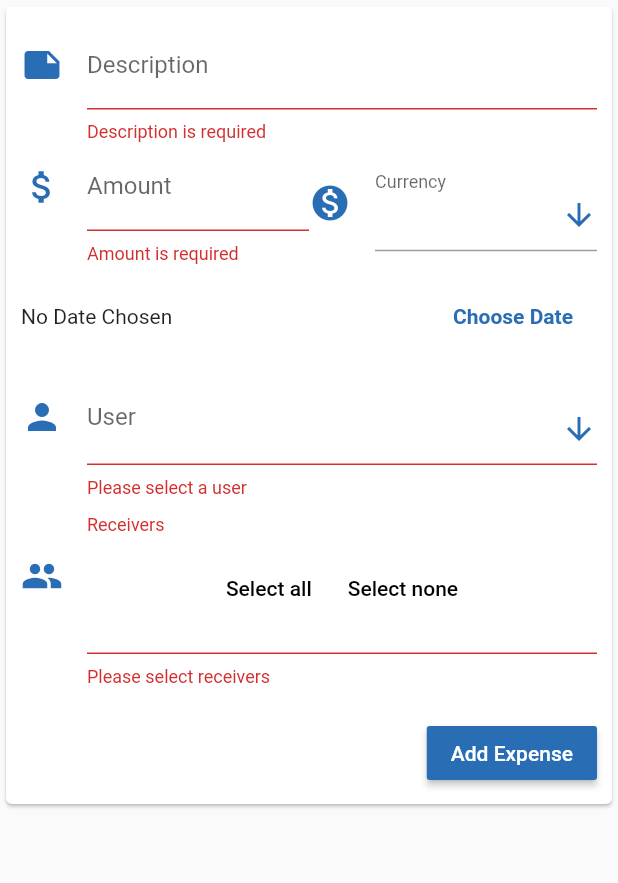
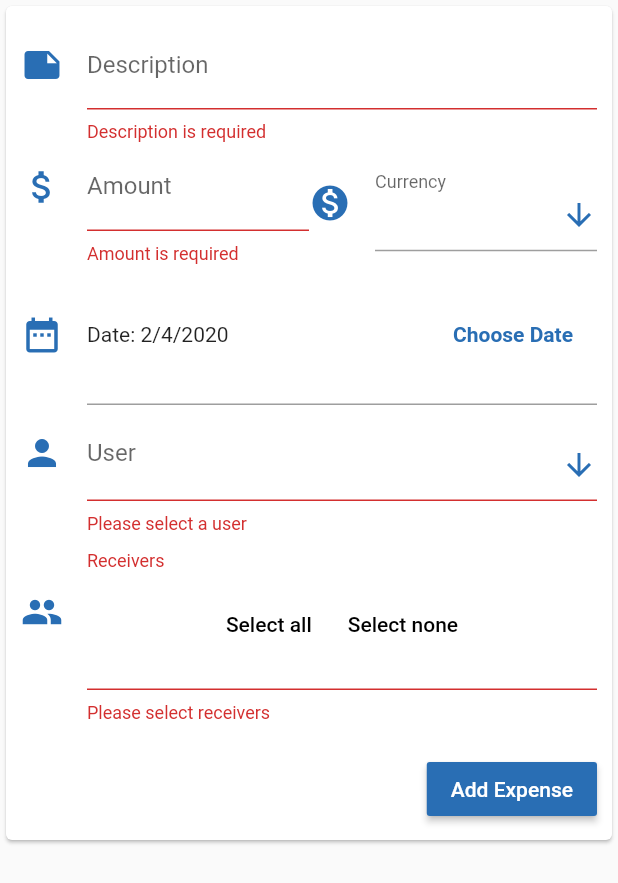
Before and after one commit to krzysiekz/CostyFlutter, a Flutter app: the NewExpenseForm widget shown alone on an empty page, opened directly with empty values, after a tap on "Add Expense", on a phone screen of 412 x 824 dp. Shown: the top 883 px of the screen. Run offline on Flutter 3.47's test engine with Material 2 defaults, Android fonts, the phone set to English and light mode, and no system bars; our stand-ins replace bloc, dartz, decimal, equatable, flutter_bloc, get_it and 1 more; missing offline and left inert: flare_splash_screen; accounts and stored records are empty; statements that could not run were skipped.

Commit message:
added expense date

```diff
--- a/lib/presentation/widgets/forms/new_expense_form.dart
+++ b/lib/presentation/widgets/forms/new_expense_form.dart
@@ -34,6 +34,7 @@ class _NewExpenseFormState extends State<NewExpenseForm> {
     BlocProvider.of<CurrencyBloc>(context).add(GetCurrenciesEvent());
     BlocProvider.of<UserBloc>(context).add(GetUsersEvent(widget.project));
     _currency = widget.project.defaultCurrency;
+    _selectedDate = DateTime.now();
     super.initState();
   }
 
@@ -129,26 +130,7 @@ class _NewExpenseFormState extends State<NewExpenseForm> {
               Expanded(child: _createCurrencyDropDownList(context)),
             ],
           ),
-          Container(
-            height: 70,
-            child: Row(
-              children: <Widget>[
-                Expanded(
-                  child: Text(_selectedDate == null
-                      ? 'No Date Chosen'
-                      : 'Picked Date: ${DateFormat.yMd().format(_selectedDate)}'),
-                ),
-                FlatButton(
-                  textColor: Theme.of(context).primaryColor,
-                  onPressed: _presentDatePicker,
-                  child: Text(
-                    "Choose Date",
-                    style: TextStyle(fontWeight: FontWeight.bold),
-                  ),
-                ),
-              ],
-            ),
-          ),
+          _createDatePicker(context),
           _createUserDropDownList(context),
           _createReceiversWidget(context),
           const SizedBox(
@@ -162,6 +144,46 @@ class _NewExpenseFormState extends State<NewExpenseForm> {
           )
         ],
       ),
+    );
+  }
+
+  Widget _createDatePicker(BuildContext context) {
+    return FormField<DateTime>(
+      initialValue: DateTime.now(),
+      builder: (FormFieldState<DateTime> formState) {
+        return InputDecorator(
+            decoration: InputDecoration(
+              icon: Icon(
+                Icons.date_range,
+                size: 28,
+                color: Theme.of(context).primaryColor,
+              ),
+              errorText: formState.hasError ? formState.errorText : null,
+            ),
+            child: Container(
+              height: 70,
+              child: Row(
+                children: <Widget>[
+                  Expanded(
+                    child: Text(_selectedDate == null
+                        ? 'No Date Chosen'
+                        : 'Date: ${DateFormat.yMd().format(_selectedDate)}'),
+                  ),
+                  FlatButton(
+                    textColor: Theme.of(context).primaryColor,
+                    onPressed: _presentDatePicker,
+                    child: Text(
+                      "Choose Date",
+                      style: TextStyle(fontWeight: FontWeight.bold),
+                    ),
+                  ),
+                ],
+              ),
+            ));
+      },
+      validator: (val) {
+        return (val == null) ? 'Please select date' : null;
+      },
     );
   }
 
```
